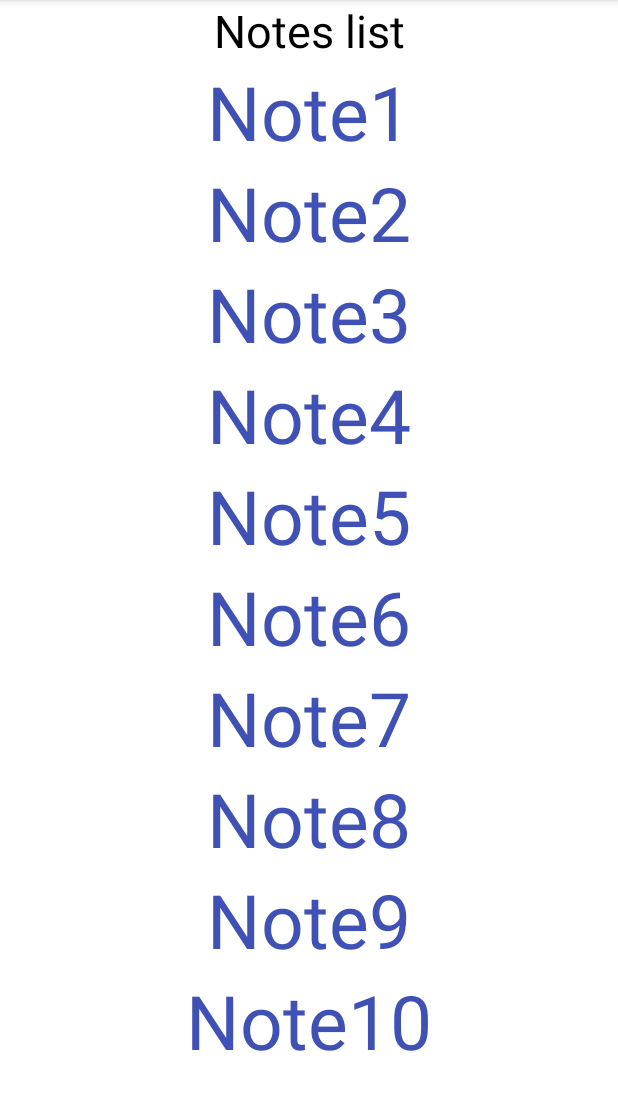
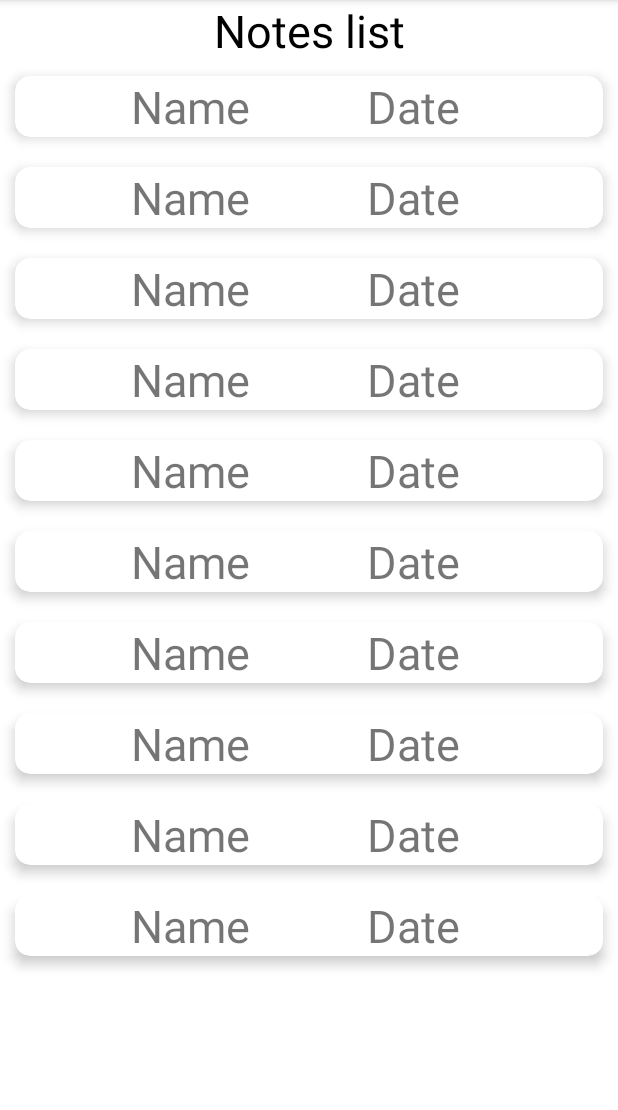
Before and after one commit to docAlexxx/NotesHolder, an Android app: the screen it shows after launch (MainActivity), on a phone screen of 412 x 824 dp, the part 84-1194 px from its top. Run offline under Robolectric (Android 15) with nearby library versions, the phone set to English and light mode, and no system bars; 3 statements that could not run were skipped.

Commit message:
change note to cardView

```diff
--- a/app/src/main/res/layout/note.xml
+++ b/app/src/main/res/layout/note.xml
@@ -1,10 +1,44 @@
 <?xml version="1.0" encoding="utf-8"?>
-<TextView xmlns:android="http://schemas.android.com/apk/res/android"
-    android:id="@+id/tv_note"
+<androidx.cardview.widget.CardView xmlns:android="http://schemas.android.com/apk/res/android"
+    xmlns:app="http://schemas.android.com/apk/res-auto"
     android:layout_width="match_parent"
     android:layout_height="wrap_content"
-    android:textAlignment="center"
-    android:textColor="@color/name_text"
-    android:textSize="@dimen/list_text_size">
+    app:cardCornerRadius="10dp"
+    app:cardElevation="5dp"
+    android:layout_margin="10dp">
 
-</TextView>
+    <LinearLayout
+        android:layout_width="match_parent"
+        android:layout_height="match_parent"
+        android:orientation="horizontal">
+
+
+        <TextView
+            android:id="@+id/tv_name"
+            android:layout_width="0sp"
+            android:layout_height="wrap_content"
+            android:layout_weight="2"
+            android:text="Name"
+            android:textAlignment="viewEnd"
+            android:textSize="@dimen/text_size" />
+
+        <TextView
+            android:id="@+id/tv_name"
+            android:layout_width="0sp"
+            android:layout_height="wrap_content"
+            android:layout_weight="1"
+            android:textAlignment="center"
+            android:textSize="@dimen/text_size" />
+
+        <TextView
+            android:id="@+id/tv_date"
+            android:layout_width="0sp"
+            android:layout_height="wrap_content"
+            android:layout_weight="2"
+            android:text="Date"
+            android:textAlignment="viewStart"
+            android:textSize="@dimen/text_size" />
+
+    </LinearLayout>
+
+</androidx.cardview.widget.CardView>
```
